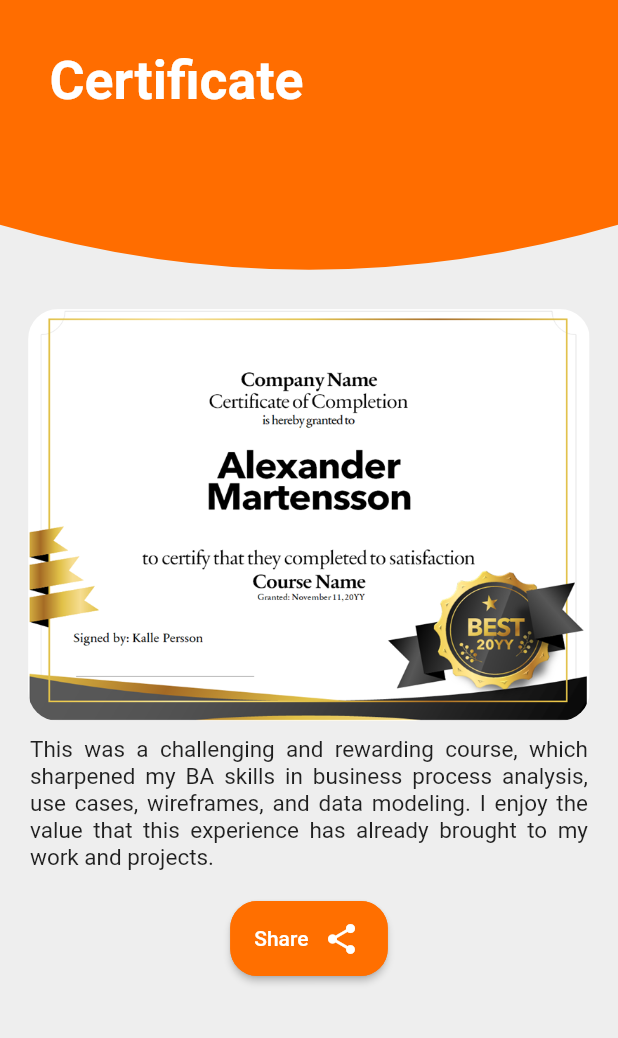
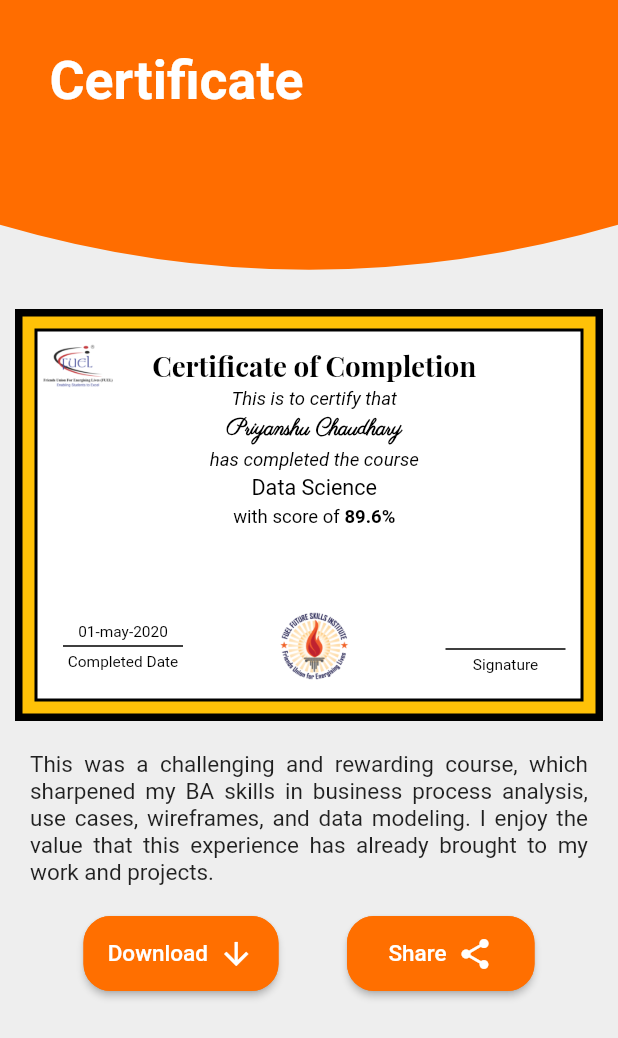
Before and after one commit to aparajitj/flutter_app2, a Flutter app: the screen it shows after launch, after a tap on "Share", on a phone screen of 412 x 824 dp. Shown: the top 1038 px of the screen. Run offline on Flutter 3.47's test engine with Material 2 defaults, Android fonts, the phone set to English and light mode, and no system bars; our stand-ins replace file_picker, fluttertoast, image_picker, share, shared_preferences; missing offline and left inert: dart:ffi, passwordfield, social_share_plugin, wc_flutter_share; accounts and stored records are empty.

Commit message:
Merge branch 'master' of https://github.com/aparajitj/flutter_app2
# Conflicts:
#	lib/ui/app_layout/homepage.dart

```diff
--- a/lib/main.dart
+++ b/lib/main.dart
@@ -6,7 +6,7 @@ import 'package:flutterapp2/ui/bottom_navigation_bar_page_controller/app_layout/
 import 'package:flutterapp2/ui/bottom_navigation_bar_page_controller/app_layout/profile/profile_page.dart';
 import 'package:flutterapp2/ui/bottom_navigation_bar_page_controller/app_layout/updates/updates.dart';
 import 'package:flutterapp2/ui/bottom_navigation_bar_page_controller/page_controller.dart';
-import 'package:flutterapp2/ui/certificateSharing.dart';
+import 'package:flutterapp2/ui/certificate/certificateSharing.dart';
 import 'package:flutterapp2/ui/forgot_password.dart';
 import 'package:flutterapp2/ui/login.dart';
 import 'package:flutterapp2/ui/splash_screen.dart';
--- /dev/null
+++ b/lib/ui/certificate/certificateSharing.dart
@@ -0,0 +1,382 @@
+import 'dart:io';
+import 'dart:typed_data';
+import 'package:flutter/cupertino.dart';
+import 'package:flutter/services.dart';
+import 'package:flutterapp2/constant/data.dart';
+import 'dart:async';
+import 'dart:io';
+
+import 'dart:ui' as ui;
+
+import 'package:flutter/rendering.dart';
+import 'package:path_provider/path_provider.dart';
+import 'package:wc_flutter_share/wc_flutter_share.dart';
+import 'package:flutter/services.dart';
+import 'package:flutter/material.dart';
+import 'package:image_picker/image_picker.dart';
+import 'package:social_share_plugin/social_share_plugin.dart';
+import 'package:url_launcher/url_launcher.dart';
+import 'package:share/share.dart';
+import 'package:social_share_plugin/social_share_plugin.dart';
+import 'dart:async';
+import 'dart:convert';
+import 'dart:typed_data';
+import 'dart:ui' as ui;
+
+import 'package:flutter/material.dart';
+import 'package:flutter/rendering.dart';
+
+import '../bottom_navigation_bar_page_controller/app_layout/homepage/homepage.dart';
+
+class ShareCertificate extends StatefulWidget {
+  @override
+  _ShareCertificateState createState() => _ShareCertificateState();
+}
+
+class _ShareCertificateState extends State<ShareCertificate> {
+  GlobalKey globalKey = GlobalKey();
+
+
+//  Future<void> _capturePng() async {
+//
+//    String imageName = '/screen_shot_scraw.png';
+//    Directory tempDir = await getApplicationDocumentsDirectory();
+//    String tempPath = '${tempDir.path}$imageName';
+//
+//    RenderRepaintBoundary boundary = globalKey.currentContext.findRenderObject();
+//    ui.Image imageUI = await boundary.toImage();
+//    ByteData byteData = await imageUI.toByteData(format: ui.ImageByteFormat.png);
+//    Uint8List uint8List = byteData.buffer.asUint8List();
+//
+//
+//
+//    bool isDirExist = await Directory(tempDir.path).exists();
+//    if (!isDirExist)
+//      Directory(tempDir.path).create();
+//
+//    File image = File(tempPath);
+////
+////    bool isExist = await image.exists();
+////    if (isExist)
+////      await image.delete();
+//
+//    File(tempPath).writeAsBytes(uint8List);
+//
+//}
+
+  Future<String> get _localPath async {
+    final directory = await getTemporaryDirectory();
+    print("directory path: ${directory.path}");
+
+    return directory.path;
+  }
+  Future<File> get _localFile async {
+    final path = await _localPath;
+
+    bool isDirExist = await Directory(path).exists();
+    if (!isDirExist)
+      Directory(path).create();
+
+    File file = File('$path/counter.png');
+    return file;
+  }
+  Future<void> _downloadImage() async {
+    final file = await _localFile;
+
+    RenderRepaintBoundary boundary = globalKey.currentContext.findRenderObject();
+    ui.Image imageUI = await boundary.toImage();
+    ByteData byteData = await imageUI.toByteData(format: ui.ImageByteFormat.png);
+    Uint8List uint8List = byteData.buffer.asUint8List();
+
+
+    try{
+      file.writeAsBytes(uint8List);
+      print("hello");
+
+
+    }
+    catch(e){
+      print("error: $e");
+    }
+  }
+
+  void _shareImage() async {
+    try {
+      RenderRepaintBoundary boundary = globalKey.currentContext.findRenderObject();
+      ui.Image imageUI = await boundary.toImage(pixelRatio: ui.window.devicePixelRatio);
+      final ByteData bytes = await imageUI.toByteData(format: ui.ImageByteFormat.png,);
+
+      await WcFlutterShare.share(
+          sharePopupTitle: 'share',
+          fileName: 'certificate.png',
+          mimeType: 'image/png',
+          bytesOfFile: bytes.buffer.asUint8List());
+    } catch (e) {
+      print('error: $e');
+    }
+  }
+  @override
+  Widget build(BuildContext context) {
+
+    return Scaffold(
+      backgroundColor: Colors.grey.shade200,
+      body:Stack(
+        children: <Widget>[
+          CustomPaint(
+              painter: TitleDraw(),
+              child: Container(
+                  padding: EdgeInsets.only(left:MediaQuery.of(context).size.height/25,top:MediaQuery.of(context).size.height/25,right:20,bottom:20),
+                  width: MediaQuery.of(context).size.width,
+                  height: MediaQuery.of(context).size.height/5,
+                  child: Column(
+                    crossAxisAlignment: CrossAxisAlignment.start,
+                    children: <Widget>[
+                      Text('Certificate',style: TextStyle(fontWeight:FontWeight.bold,color:Colors.white,fontSize: MediaQuery.of(context).size.height/23))
+                    ],
+                  ))
+          ),
+          Padding(
+            padding: EdgeInsets.only(left:10.0,right:10,top:MediaQuery.of(context).size.height/4),
+            child: Column(
+            children: <Widget>[
+              RepaintBoundary(
+                key: globalKey,
+                child: CertificateUI(),
+              ),
+              SizedBox(
+                height: 20
+              ),
+              Container(
+                padding: EdgeInsets.only(left:10,right:10),
+                child: Builder(
+                  builder:(context)=> GestureDetector(
+                    child: new Text(textToCopy,style: TextStyle(fontSize: 15),textAlign: TextAlign.justify,),
+                    onTap: () {
+                      Clipboard.setData(new ClipboardData(text: textToCopy));
+
+                      Scaffold.of(context).showSnackBar(SnackBar(
+                        content: Text('Copied to clipboard'),
+
+                      )
+                      );
+
+                    },
+                  ),
+                ),
+              ),
+              SizedBox(
+                  height: 20
+              ),
+              Row(
+                mainAxisAlignment: MainAxisAlignment.spaceEvenly,
+                children: <Widget>[
+                  Container(
+
+                    height: 50,
+                    width: 130,
+                    child: RaisedButton(
+                      shape: RoundedRectangleBorder(
+                          borderRadius: new BorderRadius.circular(18.0),
+                          side: BorderSide(color: Colors.amber.shade900)
+                      ),
+                      color: Colors.amber.shade900,
+                      onPressed:_downloadImage,
+                      child: Row(mainAxisAlignment: MainAxisAlignment.center,
+                        children: <Widget>[
+                          Text('Download',style: TextStyle(color: Colors.white,fontSize: 15),),
+                          Padding(
+                            padding: const EdgeInsets.only(left:7.0),
+                            child: Icon(Icons.arrow_downward,color: Colors.white,),
+                          )
+                        ],
+                      ),
+                    ),
+                  ),
+                  Container(
+
+                    height: 50,
+                    width: 125,
+                    child: RaisedButton(
+                      shape: RoundedRectangleBorder(
+                          borderRadius: new BorderRadius.circular(18.0),
+                          side: BorderSide(color: Colors.amber.shade900)
+                      ),
+                      color: Colors.amber.shade900,
+                      onPressed: _shareImage,
+                      child: Row(mainAxisAlignment: MainAxisAlignment.center,
+                        children: <Widget>[
+                          Text('Share',style: TextStyle(color: Colors.white,fontSize: 15),),
+                          Padding(
+                            padding: const EdgeInsets.only(left:7.0),
+                            child: Icon(Icons.share,color: Colors.white,),
+                          )
+                        ],
+                      ),
+                    ),
+                  ),
+                ],
+              )
+
+
+            ],
+        ),
+          ),]
+      ),
+
+    );
+
+  }
+}
+
+class CertificateUI extends StatelessWidget {
+  @override
+  Widget build(BuildContext context) {
+    return Container(
+      height: MediaQuery.of(context).size.height/3,
+      width: MediaQuery.of(context).size.height/2,
+
+      padding: EdgeInsets.all(8),
+      decoration: BoxDecoration(
+          color: Colors.amber,
+          border: Border.all(
+              color:Colors.black,
+              //color: Color(0XFF808080),
+              width: 5
+
+          )
+
+      ),
+      child: Stack(
+        children: <Widget>[
+          Container(
+            padding: EdgeInsets.only(left:17,top: 10,bottom: 10,right: 10),
+            decoration: BoxDecoration(
+                color: Colors.white,
+                border: Border.all(
+                    color:Colors.black,
+                    //color: Color(0XFF808080),
+                    width:2
+
+                )
+
+            ),
+            child: Column(
+              mainAxisAlignment: MainAxisAlignment.spaceBetween,
+
+              children: <Widget>[
+                Column(
+                  mainAxisAlignment: MainAxisAlignment.spaceEvenly,
+                  children: <Widget>[
+                    Text("Certificate of Completion",
+                      style: TextStyle(
+                          fontFamily: 'certificate',
+                          fontWeight: FontWeight.bold,color: Colors.black,fontSize: MediaQuery.of(context).size.width*.045),),
+                    SizedBox(
+                      height: MediaQuery.of(context).size.height*.004,
+                    ),
+                    Text("This is to certify that",
+                        style: TextStyle(
+                            fontStyle: FontStyle.italic,color: Colors.black,fontSize: MediaQuery.of(context).size.width*.03)), SizedBox(
+                      height: MediaQuery.of(context).size.height*.004,
+                    ),
+                    Text("Priyanshu Chaudhary",
+                        style: TextStyle(fontFamily: 'Name',
+                            fontWeight: FontWeight.bold,color: Colors.black,fontSize: MediaQuery.of(context).size.width*.035)), SizedBox(
+                      height: MediaQuery.of(context).size.height*.004,
+                    ),
+                    Text("has completed the course",style: TextStyle(
+                        fontStyle: FontStyle.italic,color: Colors.black,fontSize: MediaQuery.of(context).size.width*.03)), SizedBox(
+                      height: MediaQuery.of(context).size.height*.004,
+                    ),
+                    Text("Data Science",style: TextStyle(
+                        color: Colors.black,fontSize: MediaQuery.of(context).size.width*.035)), SizedBox(
+                      height: MediaQuery.of(context).size.height*.004,
+                    ),
+                    RichText(
+                      text: TextSpan(
+                          text: "with score of",style: TextStyle(color: Colors.black,fontSize: MediaQuery.of(context).size.width*.03),
+                          children: [TextSpan(
+                              text: " 89.6%",style: TextStyle( color: Colors.black,fontSize: MediaQuery.of(context).size.width*.03,fontWeight: FontWeight.bold)
+                          )]
+                      ),
+                    ),
+
+
+                    SizedBox(
+                      height: MediaQuery.of(context).size.height*.004,
+                    ),
+
+                  ],
+                ),
+
+                Row(
+                  mainAxisAlignment: MainAxisAlignment.spaceBetween,
+                  children: <Widget>[
+                    Column(
+                      children: <Widget>[
+                        Text("01-may-2020",style: TextStyle(
+
+                            color: Colors.black,fontSize: MediaQuery.of(context).size.width*.025)),
+                        SizedBox(
+                          height: MediaQuery.of(context).size.height*.004,
+                        ),
+                        Container(
+                          color: Colors.black,
+                          height: 1,
+                          width: 80,
+                        ),
+                        SizedBox(
+                          height: MediaQuery.of(context).size.height*.004,
+                        ),
+                        Text("Completed Date",style: TextStyle(
+
+                            color: Colors.black,fontSize: MediaQuery.of(context).size.width*.025)),
+
+                      ],
+                    ),
+                    Image(
+                      image: AssetImage("assets/images/fuel_logo1.png"),
+                      height: 50,
+                      width: 50,
+                    ),
+                    Column(
+                      children: <Widget>[
+                        Text(""),
+                        SizedBox(
+                          height: MediaQuery.of(context).size.height*.004,
+                        ),
+                        Container(
+                          color: Colors.black,
+                          height: 1,
+                          width: 80,
+                        ),
+                        SizedBox(
+                          height: MediaQuery.of(context).size.height*.004,
+                        ),
+                        Text("Signature",style: TextStyle(
+
+                            color: Colors.black,fontSize: MediaQuery.of(context).size.width*.025)),
+
+                      ],
+                    )
+                  ],
+                )
+              ],
+            ),
+
+
+
+          ),
+          Padding(
+            padding: const EdgeInsets.only(left:4.0),
+            child: Image(
+              image: AssetImage("assets/images/fuel_logo2.png"),
+              height: 50,
+              width: 50,
+            ),
+          )
+        ],
+      ),
+    );
+  }
+}
--- a/lib/ui/certificateSharing.dart
+++ /dev/null
@@ -1,128 +0,0 @@
-import 'dart:io';
-import 'dart:typed_data';
-import 'package:flutter/cupertino.dart';
-import 'package:flutter/services.dart';
-import 'package:flutterapp2/constant/data.dart';
-import 'package:wc_flutter_share/wc_flutter_share.dart';
-import 'package:flutter/services.dart';
-import 'package:flutter/material.dart';
-import 'package:image_picker/image_picker.dart';
-import 'package:social_share_plugin/social_share_plugin.dart';
-import 'package:url_launcher/url_launcher.dart';
-import 'package:share/share.dart';
-import 'package:social_share_plugin/social_share_plugin.dart';
-
-import 'bottom_navigation_bar_page_controller/app_layout/homepage/homepage.dart';
-
-class ShareCertificate extends StatefulWidget {
-  @override
-  _ShareCertificateState createState() => _ShareCertificateState();
-}
-
-class _ShareCertificateState extends State<ShareCertificate> {
-  void _shareImage() async {
-    try {
-      final ByteData bytes = await rootBundle.load('assets/images/certificate.png');
-      await WcFlutterShare.share(
-          sharePopupTitle: 'share',
-          fileName: 'certificate.png',
-          mimeType: 'image/png',
-          bytesOfFile: bytes.buffer.asUint8List());
-    } catch (e) {
-      print('error: $e');
-    }
-  }
-  @override
-  Widget build(BuildContext context) {
-
-    return Scaffold(
-      backgroundColor: Colors.grey.shade200,
-      body:Stack(
-        children: <Widget>[
-          CustomPaint(
-              painter: TitleDraw(),
-              child: Container(
-                  padding: EdgeInsets.only(left:MediaQuery.of(context).size.height/25,top:MediaQuery.of(context).size.height/25,right:20,bottom:20),
-                  width: MediaQuery.of(context).size.width,
-                  height: MediaQuery.of(context).size.height/5,
-                  child: Column(
-                    crossAxisAlignment: CrossAxisAlignment.start,
-                    children: <Widget>[
-                      Text('Certificate',style: TextStyle(fontWeight:FontWeight.bold,color:Colors.white,fontSize: MediaQuery.of(context).size.height/23))
-                    ],
-                  ))
-          ),
-          Padding(
-            padding: EdgeInsets.only(left:10.0,right:10,top:MediaQuery.of(context).size.height/4),
-            child: Column(
-            children: <Widget>[
-              ClipRRect(
-                borderRadius: BorderRadius.all(
-                  Radius.circular(20),
-
-                ),
-                child: Image.asset(
-                    'assets/images/certificate.png',
-                    width: MediaQuery.of(context).size.height/2.2,
-                    height: MediaQuery.of(context).size.height/3,
-                    fit:BoxFit.fill
-
-
-                ),
-              ),
-              SizedBox(
-                height: 10
-              ),
-              Container(
-                padding: EdgeInsets.only(left:10,right:10),
-                child: Builder(
-                  builder:(context)=> GestureDetector(
-                    child: new Text(textToCopy,style: TextStyle(fontSize: 15),textAlign: TextAlign.justify,),
-                    onTap: () {
-                      Clipboard.setData(new ClipboardData(text: textToCopy));
-
-                      Scaffold.of(context).showSnackBar(SnackBar(
-                        content: Text('Copied to clipboard'),
-
-                      )
-                      );
-
-                    },
-                  ),
-                ),
-              ),
-              SizedBox(
-                  height: 20
-              ),
-              Container(
-
-                height: 50,
-                width: 105,
-                child: RaisedButton(
-                  shape: RoundedRectangleBorder(
-                          borderRadius: new BorderRadius.circular(18.0),
-                          side: BorderSide(color: Colors.amber.shade900)
-                          ),
-                  color: Colors.amber.shade900,
-                  onPressed: _shareImage,
-                  child: Row(
-                    children: <Widget>[
-                      Text('Share',style: TextStyle(color: Colors.white),),
-                      Padding(
-                        padding: const EdgeInsets.only(left:10.0),
-                        child: Icon(Icons.share,color: Colors.white,),
-                      )
-                    ],
-                  ),
-                ),
-              ),
-
-            ],
-        ),
-          ),]
-      ),
-
-    );
-
-  }
-}
```
Also changed, not shown: pubspec.yaml (+12 -3 lines), assets/images/certificate.png (deleted), fonts/Parisienne-Regular.ttf (added), fonts/PlayfairDisplay-VariableFont_wght.ttf (added), pubspec.lock.
